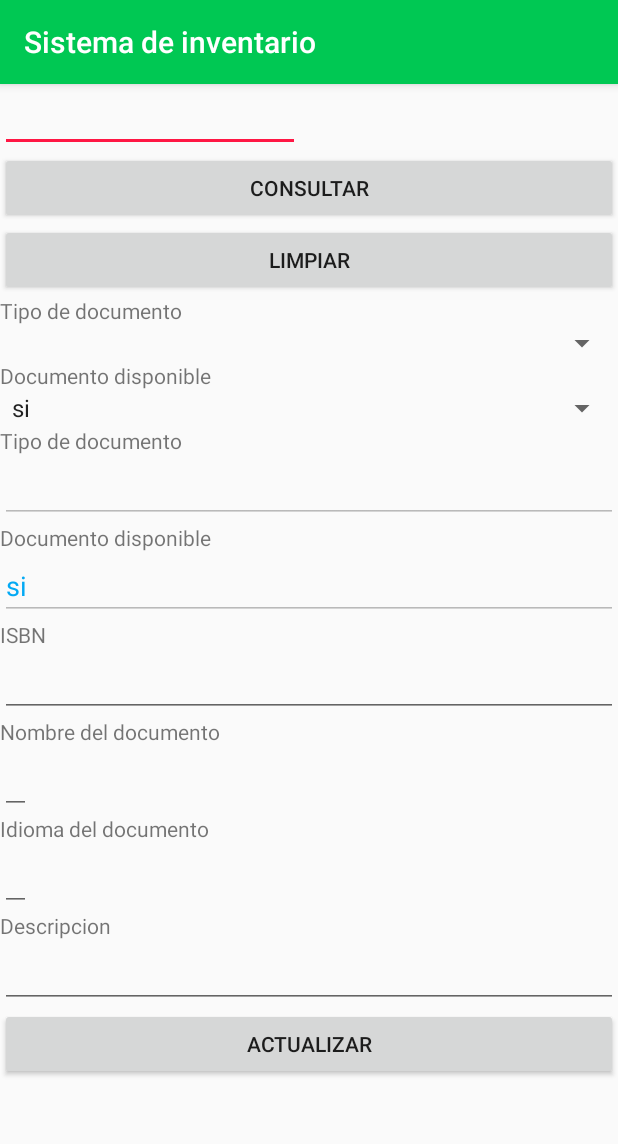
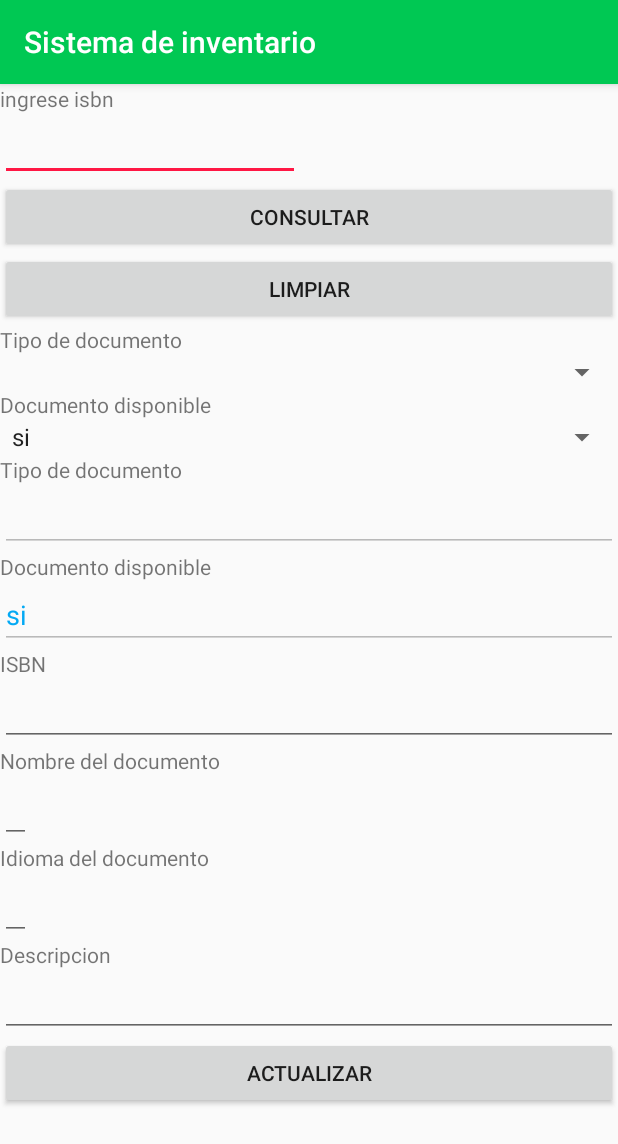
Before and after one commit to dixon28/pdmTareaSubeCum, an Android app: the DocumentoActualizarActivity screen opened directly, with no data from a screen before it, on a phone screen of 412 x 824 dp. Shown: the top 1144 px of the screen. Run offline under Robolectric (Android 15) with nearby library versions, the phone set to English and light mode, and no system bars.

Commit message:
arreglos en crud

```diff
--- a/PdmSubeCum/app/src/main/java/com/pdmsubecum/am15005/Activities/Equipo/ConsultarEquipoActivity.java
+++ b/PdmSubeCum/app/src/main/java/com/pdmsubecum/am15005/Activities/Equipo/ConsultarEquipoActivity.java
@@ -43,11 +43,13 @@ public class ConsultarEquipoActivity extends AppCompatActivity {
     }
 
     public void ConsultarEquipo(View view) {
+
+
         String id;
         helper.abrir();
         Equipo equipo = helper.consultarE(conid.getText().toString());
         helper.cerrar();
-        id=Integer.toString(equipo.getIdequipo());
+       // id=Integer.toString(equipo.getIdequipo());
         if(equipo == null)
             Toast.makeText(this, "Marca con id  " +
                     edtEq.getText().toString() +
--- a/PdmSubeCum/app/src/main/java/com/pdmsubecum/am15005/Activities/Marca/ConsultarMarcaActivity.java
+++ b/PdmSubeCum/app/src/main/java/com/pdmsubecum/am15005/Activities/Marca/ConsultarMarcaActivity.java
@@ -37,13 +37,13 @@ public class ConsultarMarcaActivity extends AppCompatActivity {
         Marca marca =
                 helper.consultarM(idmarca.getText().toString());
         helper.cerrar();
-        id=Integer.toString(marca.getIdmarca());
+       // id=Integer.toString(marca.getIdmarca());
         if(marca == null)
             Toast.makeText(this, "Marca con id  " +
                     idmarca.getText().toString() +
                     " no encontrado", Toast.LENGTH_LONG).show();
         else{
-            conidmarca.setText(id);
+            conidmarca.setText(idmarca.getText().toString());
             desmarca.setText(marca.getDescripcionmarca());
 
         }
--- a/PdmSubeCum/app/src/main/res/layout/activity_consultar_marca.xml
+++ b/PdmSubeCum/app/src/main/res/layout/activity_consultar_marca.xml
@@ -3,11 +3,7 @@
     android:layout_width="fill_parent"
     android:layout_height="fill_parent"
     android:orientation="vertical">
-    <TextView
-        android:layout_width="match_parent"
-        android:layout_height="wrap_content"
-        android:text="@string/ingreseidequipo"
-        />
+
 
     <TextView
         android:layout_width="wrap_content"
--- a/PdmSubeCum/app/src/main/res/layout/activity_documento_actualizar.xml
+++ b/PdmSubeCum/app/src/main/res/layout/activity_documento_actualizar.xml
@@ -15,6 +15,12 @@
             android:layout_width="match_parent"
             android:layout_height="wrap_content"
             android:orientation="vertical">
+            <TextView
+                android:layout_width="match_parent"
+                android:layout_height="wrap_content"
+                android:text="@string/ingreseisbndocumento"
+                />
+
 
 
             <EditText
--- a/PdmSubeCum/app/src/main/res/values/strings.xml
+++ b/PdmSubeCum/app/src/main/res/values/strings.xml
@@ -228,6 +228,7 @@
     <string name="not_exists">no existe con ese ID</string>
     <string name="showRecord">Se muestran los datos del registro</string>
     <string name="updated">ha sido actualizado</string>
+    <string name="ingreseisbndocumento">ingrese isbn</string>
 
 
 </resources>
```
Also changed, not shown: 1 other file.
